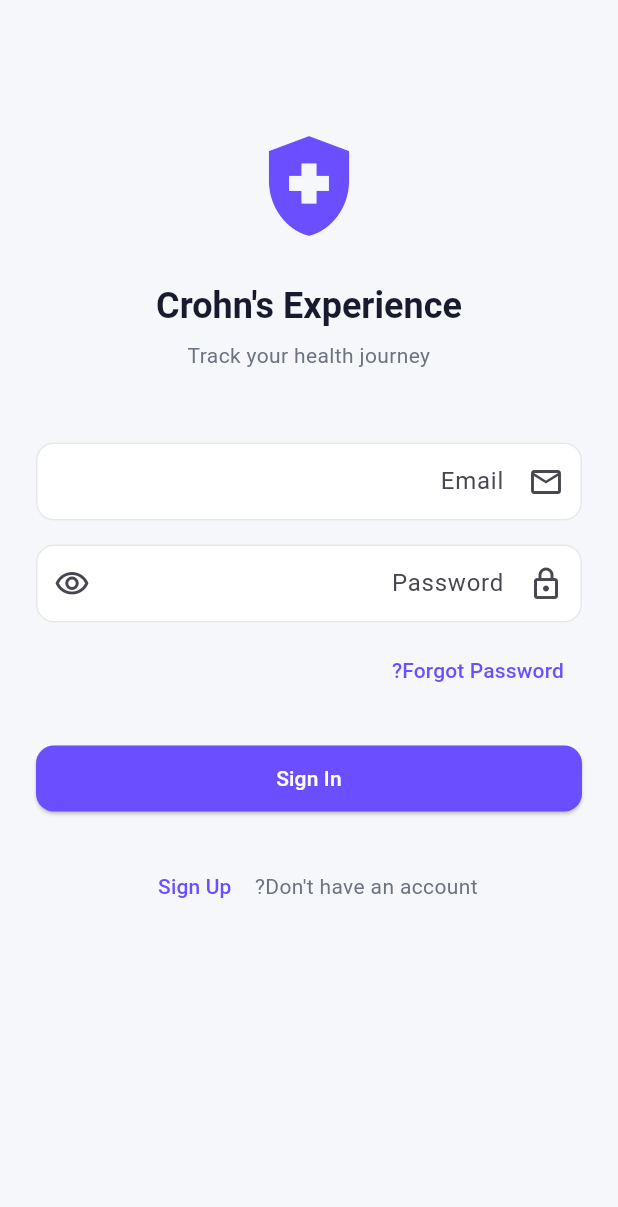
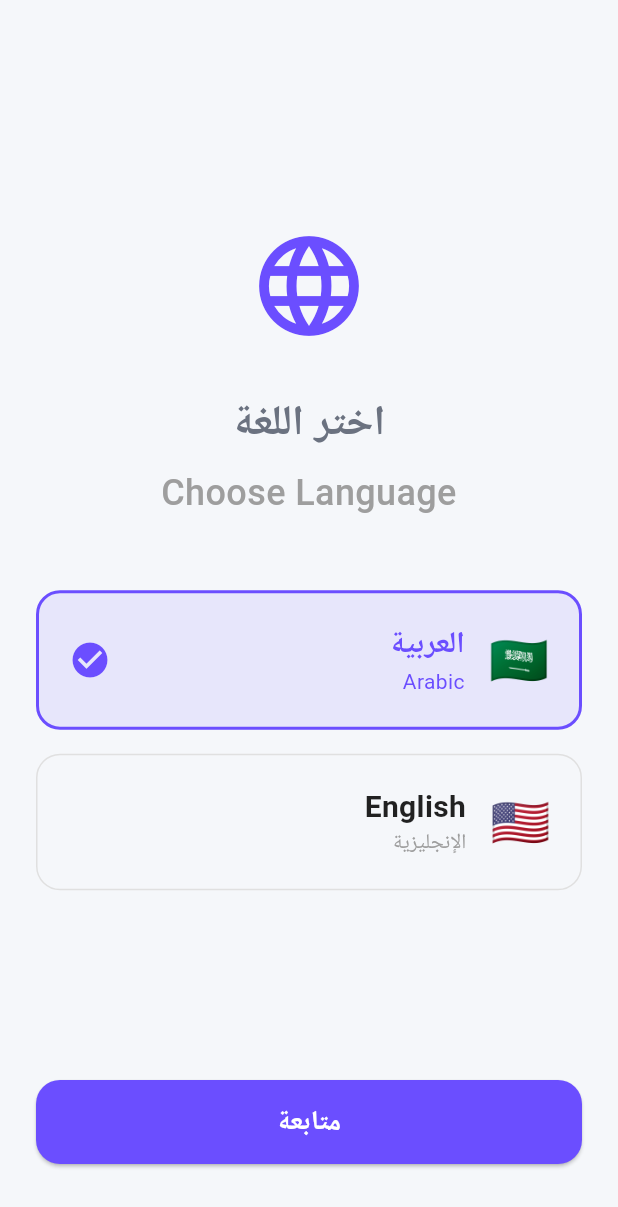
Before and after one commit to EngMotassem/crohnsapp, a Flutter app: the screen it shows after launch, on a phone screen of 412 x 824 dp. Shown: the top 1207 px of the screen. Run offline on Flutter 3.47's test engine with Material 3 defaults, Android fonts, the phone set to English and light mode, and no system bars; our stand-ins replace cloud_firestore, firebase_auth, firebase_core, firebase_storage, image_picker, shared_preferences and 1 more; accounts and stored records are empty; generated files the repository leaves out were written again.

Commit message:
Add language selection screen at app startup
Co-Authored-By: Eng Motassem <motassem2010@gmail.com>

```diff
--- a/lib/main.dart
+++ b/lib/main.dart
@@ -8,6 +8,7 @@ import 'providers/providers.dart';
 import 'screens/auth/login_screen.dart';
 import 'screens/patient/patient_home_screen.dart';
 import 'screens/clinician/clinician_dashboard_screen.dart';
+import 'screens/onboarding/language_selection_screen.dart';
 import 'models/user_model.dart';
 
 void main() async {
@@ -61,10 +62,35 @@ class CrohnsExperienceApp extends StatelessWidget {
               Locale('ar'),
             ],
             locale: localeProvider.locale,
-            home: const AuthWrapper(),
+            home: const AppWrapper(),
           );
         },
       ),
+    );
+  }
+}
+
+class AppWrapper extends StatelessWidget {
+  const AppWrapper({super.key});
+
+  @override
+  Widget build(BuildContext context) {
+    return Consumer<LocaleProvider>(
+      builder: (context, localeProvider, _) {
+        if (localeProvider.isLoading) {
+          return const Scaffold(
+            body: Center(
+              child: CircularProgressIndicator(),
+            ),
+          );
+        }
+
+        if (!localeProvider.hasSelectedLanguage) {
+          return const LanguageSelectionScreen();
+        }
+
+        return const AuthWrapper();
+      },
     );
   }
 }
--- a/lib/providers/locale_provider.dart
+++ b/lib/providers/locale_provider.dart
@@ -3,10 +3,15 @@ import 'package:shared_preferences/shared_preferences.dart';
 
 class LocaleProvider extends ChangeNotifier {
   static const String _localeKey = 'app_locale';
+  static const String _hasSelectedLanguageKey = 'has_selected_language';
 
   Locale _locale = const Locale('ar');
+  bool _hasSelectedLanguage = false;
+  bool _isLoading = true;
 
   Locale get locale => _locale;
+  bool get hasSelectedLanguage => _hasSelectedLanguage;
+  bool get isLoading => _isLoading;
 
   LocaleProvider() {
     _loadLocale();
@@ -15,18 +20,26 @@ class LocaleProvider extends ChangeNotifier {
   Future<void> _loadLocale() async {
     final prefs = await SharedPreferences.getInstance();
     final localeCode = prefs.getString(_localeKey) ?? 'ar';
+    _hasSelectedLanguage = prefs.getBool(_hasSelectedLanguageKey) ?? false;
     _locale = Locale(localeCode);
+    _isLoading = false;
     notifyListeners();
   }
 
-  Future<void> setLocale(Locale locale) async {
-    if (_locale == locale) return;
+  Future<void> setLocale(Locale locale, {bool markAsSelected = false}) async {
+    _locale = locale;
 
-    _locale = locale;
+    if (markAsSelected) {
+      _hasSelectedLanguage = true;
+    }
+
     notifyListeners();
 
     final prefs = await SharedPreferences.getInstance();
     await prefs.setString(_localeKey, locale.languageCode);
+    if (markAsSelected) {
+      await prefs.setBool(_hasSelectedLanguageKey, true);
+    }
   }
 
   bool get isArabic => _locale.languageCode == 'ar';
--- /dev/null
+++ b/lib/screens/onboarding/language_selection_screen.dart
@@ -0,0 +1,171 @@
+import 'package:flutter/material.dart';
+import 'package:provider/provider.dart';
+import '../../providers/locale_provider.dart';
+import '../../config/app_theme.dart';
+
+class LanguageSelectionScreen extends StatefulWidget {
+  const LanguageSelectionScreen({super.key});
+
+  @override
+  State<LanguageSelectionScreen> createState() => _LanguageSelectionScreenState();
+}
+
+class _LanguageSelectionScreenState extends State<LanguageSelectionScreen> {
+  String _selectedLanguage = 'ar';
+
+  @override
+  Widget build(BuildContext context) {
+    return Scaffold(
+      body: SafeArea(
+        child: Padding(
+          padding: const EdgeInsets.all(24),
+          child: Column(
+            mainAxisAlignment: MainAxisAlignment.center,
+            children: [
+              const Spacer(),
+              Icon(
+                Icons.language,
+                size: 80,
+                color: AppTheme.primaryColor,
+              ),
+              const SizedBox(height: 32),
+              const Text(
+                'اختر اللغة',
+                style: TextStyle(
+                  fontSize: 28,
+                  fontWeight: FontWeight.bold,
+                ),
+              ),
+              const SizedBox(height: 8),
+              const Text(
+                'Choose Language',
+                style: TextStyle(
+                  fontSize: 24,
+                  fontWeight: FontWeight.w500,
+                  color: Colors.grey,
+                ),
+              ),
+              const SizedBox(height: 48),
+              _LanguageCard(
+                language: 'العربية',
+                subtitle: 'Arabic',
+                flag: '🇸🇦',
+                isSelected: _selectedLanguage == 'ar',
+                onTap: () => setState(() => _selectedLanguage = 'ar'),
+              ),
+              const SizedBox(height: 16),
+              _LanguageCard(
+                language: 'English',
+                subtitle: 'الإنجليزية',
+                flag: '🇺🇸',
+                isSelected: _selectedLanguage == 'en',
+                onTap: () => setState(() => _selectedLanguage = 'en'),
+              ),
+              const Spacer(),
+              SizedBox(
+                width: double.infinity,
+                height: 56,
+                child: ElevatedButton(
+                  onPressed: () {
+                    final localeProvider = context.read<LocaleProvider>();
+                    localeProvider.setLocale(
+                      Locale(_selectedLanguage),
+                      markAsSelected: true,
+                    );
+                  },
+                  style: ElevatedButton.styleFrom(
+                    shape: RoundedRectangleBorder(
+                      borderRadius: BorderRadius.circular(16),
+                    ),
+                  ),
+                  child: Text(
+                    _selectedLanguage == 'ar' ? 'متابعة' : 'Continue',
+                    style: const TextStyle(
+                      fontSize: 18,
+                      fontWeight: FontWeight.bold,
+                    ),
+                  ),
+                ),
+              ),
+              const SizedBox(height: 24),
+            ],
+          ),
+        ),
+      ),
+    );
+  }
+}
+
+class _LanguageCard extends StatelessWidget {
+  final String language;
+  final String subtitle;
+  final String flag;
+  final bool isSelected;
+  final VoidCallback onTap;
+
+  const _LanguageCard({
+    required this.language,
+    required this.subtitle,
+    required this.flag,
+    required this.isSelected,
+    required this.onTap,
+  });
+
+  @override
+  Widget build(BuildContext context) {
+    return InkWell(
+      onTap: onTap,
+      borderRadius: BorderRadius.circular(16),
+      child: Container(
+        padding: const EdgeInsets.all(20),
+        decoration: BoxDecoration(
+          color: isSelected
+              ? AppTheme.primaryColor.withValues(alpha: 0.1)
+              : Colors.transparent,
+          border: Border.all(
+            color: isSelected ? AppTheme.primaryColor : Colors.grey.shade300,
+            width: isSelected ? 2 : 1,
+          ),
+          borderRadius: BorderRadius.circular(16),
+        ),
+        child: Row(
+          children: [
+            Text(
+              flag,
+              style: const TextStyle(fontSize: 32),
+            ),
+            const SizedBox(width: 16),
+            Expanded(
+              child: Column(
+                crossAxisAlignment: CrossAxisAlignment.start,
+                children: [
+                  Text(
+                    language,
+                    style: TextStyle(
+                      fontSize: 20,
+                      fontWeight: FontWeight.bold,
+                      color: isSelected ? AppTheme.primaryColor : Colors.black87,
+                    ),
+                  ),
+                  Text(
+                    subtitle,
+                    style: TextStyle(
+                      fontSize: 14,
+                      color: isSelected ? AppTheme.primaryColor : Colors.grey,
+                    ),
+                  ),
+                ],
+              ),
+            ),
+            if (isSelected)
+              Icon(
+                Icons.check_circle,
+                color: AppTheme.primaryColor,
+                size: 28,
+              ),
+          ],
+        ),
+      ),
+    );
+  }
+}
```
